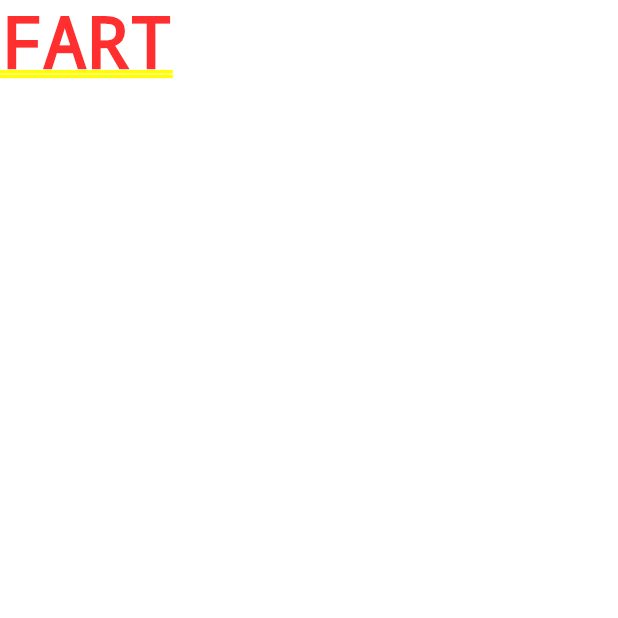
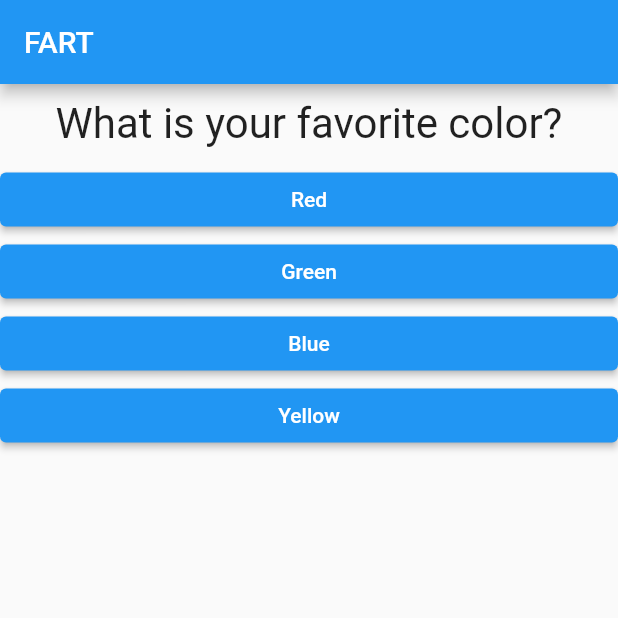
Before and after one commit to rob893/udemy-flutter-class, a Flutter app: the screen it shows after launch, on a phone screen of 412 x 824 dp, the top half of it. Run offline on Flutter 3.47's test engine with Material 2 defaults, Android fonts, the phone set to English and light mode, and no system bars.

Commit message:
chore: work on class

```diff
--- /dev/null
+++ b/app_one/lib/answer.dart
@@ -0,0 +1,23 @@
+import 'package:flutter/material.dart';
+
+class Answer extends StatelessWidget {
+  final VoidCallback selectHandler;
+  final String answerText;
+
+  const Answer(this.selectHandler, this.answerText, {Key? key})
+      : super(key: key);
+
+  @override
+  Widget build(BuildContext context) {
+    return Container(
+      width: double.infinity,
+      child: ElevatedButton(
+        style: ButtonStyle(
+          backgroundColor: MaterialStateProperty.all(Colors.blue),
+        ),
+        child: Text(answerText),
+        onPressed: selectHandler,
+      ),
+    );
+  }
+}
--- a/app_one/lib/main.dart
+++ b/app_one/lib/main.dart
@@ -1,16 +1,57 @@
 import 'package:flutter/material.dart';
+
+import './question.dart';
+import './answer.dart';
 
 void main() {
   runApp(const MyApp());
 }
 
-class MyApp extends StatelessWidget {
+class MyApp extends StatefulWidget {
   const MyApp({Key? key}) : super(key: key);
 
   @override
+  State<StatefulWidget> createState() {
+    return _MyAppState();
+  }
+}
+
+class _MyAppState extends State<MyApp> {
+  int _questionIndex = 0;
+
+  void _answerQuestion() {
+    setState(() {
+      _questionIndex++;
+    });
+  }
+
+  @override
   Widget build(BuildContext context) {
-    return const MaterialApp(
-      home: Text('FART'),
+    var questions = [
+      {
+        'questionText': 'What is your favorite color?',
+        'answers': ['Red', 'Green', 'Blue', 'Yellow']
+      },
+      {
+        'questionText': 'What is your favorite animal?',
+        'answers': ['Cat', 'Dog', 'Frog', 'Bug']
+      },
+    ];
+
+    return MaterialApp(
+      home: Scaffold(
+        appBar: AppBar(
+          title: const Text('FART'),
+        ),
+        body: Column(
+          children: [
+            Question(questions[_questionIndex]['questionText'] as String),
+            ...(questions[_questionIndex]['answers'] as List<String>)
+                .map((answer) => Answer(_answerQuestion, answer))
+                .toList(),
+          ],
+        ),
+      ),
     );
   }
 }
--- /dev/null
+++ b/app_one/lib/question.dart
@@ -0,0 +1,20 @@
+import 'package:flutter/material.dart';
+
+class Question extends StatelessWidget {
+  final String questionText;
+
+  const Question(this.questionText, {Key? key}) : super(key: key);
+
+  @override
+  Widget build(BuildContext context) {
+    return Container(
+      width: double.infinity,
+      margin: const EdgeInsets.all(10),
+      child: Text(
+        questionText,
+        style: const TextStyle(fontSize: 28),
+        textAlign: TextAlign.center,
+      ),
+    );
+  }
+}
```
